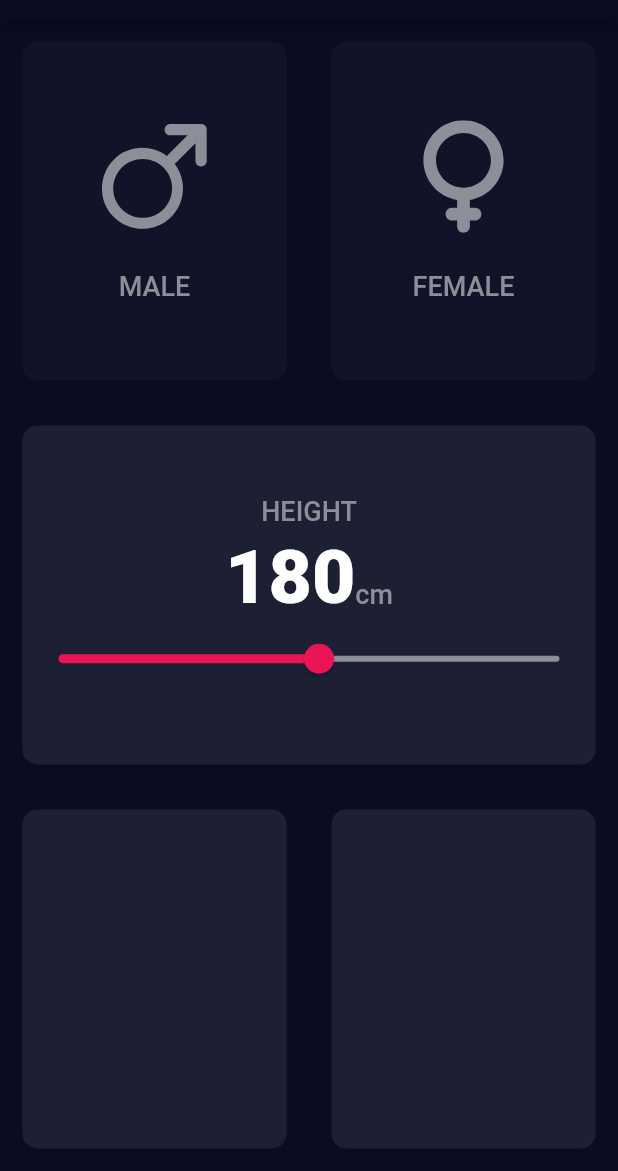
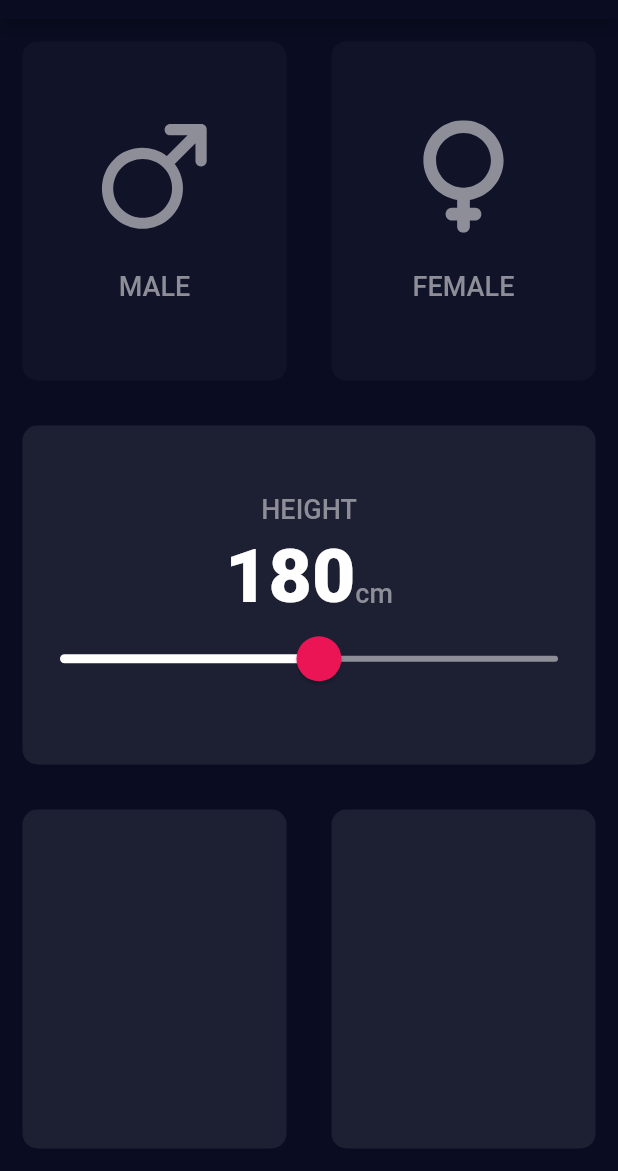
Before and after one commit to nabilmersni/BMI_Calculator-Flutter-App, a Flutter app: the screen it shows after launch, on a phone screen of 412 x 824 dp, the part 65-1236 px from its top. Run offline on Flutter 3.47's test engine with Material 2 defaults, Android fonts, the phone set to English and light mode, and no system bars; our stand-ins replace flutter_svg.

Commit message:
customize the slider widget to match the design

```diff
--- a/lib/input_page.dart
+++ b/lib/input_page.dart
@@ -103,19 +103,29 @@ class _InputPageState extends State<InputPage> {
                         ),
                       ],
                     ),
-                    Slider(
+                    SliderTheme(
+                      data: SliderTheme.of(context).copyWith(
+                        thumbColor: Color(0xffEB1555),
+                        thumbShape:
+                            RoundSliderThumbShape(enabledThumbRadius: 15),
+                        overlayColor: Color(0x29EB1555),
+                        overlayShape:
+                            RoundSliderOverlayShape(overlayRadius: 25),
+                        activeTrackColor: Colors.white,
+                        inactiveTrackColor: Color(0xff8D8E98),
+                      ),
+                      child: Slider(
                         value: currentHeight,
                         min: 50,
                         max: 300,
-                      activeColor: Color(0xffEB1555),
-                      inactiveColor: Color(0xff8D8E98),
-                      // thumbColor: Color(0xffEB1555),
+
                         // label: currentHeight.round().toString(),
                         onChanged: (double value) {
                           setState(() {
                             currentHeight = value;
                           });
                         },
+                      ),
                     ),
                   ],
                 ),
```
Lines whose indentation alone changed are shown as unchanged.
